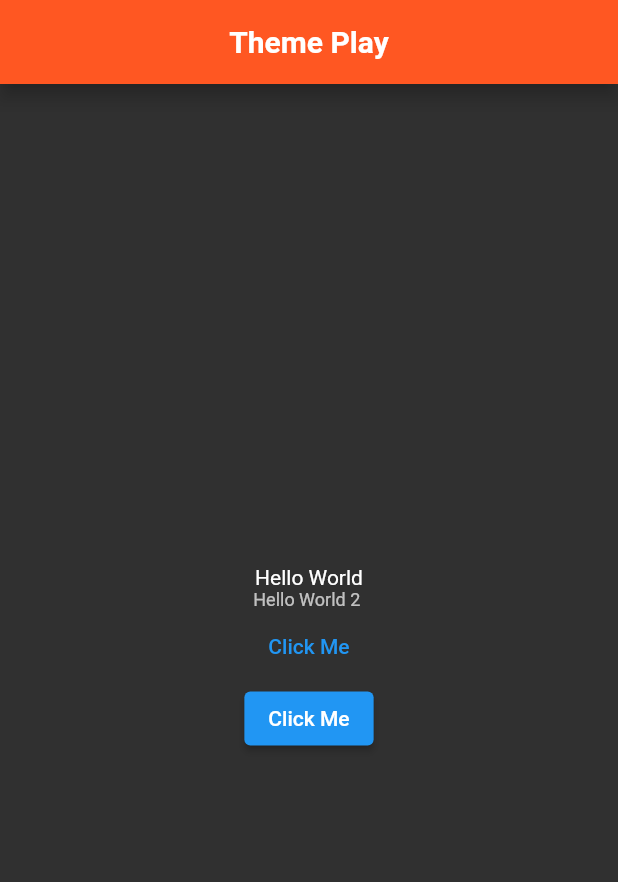
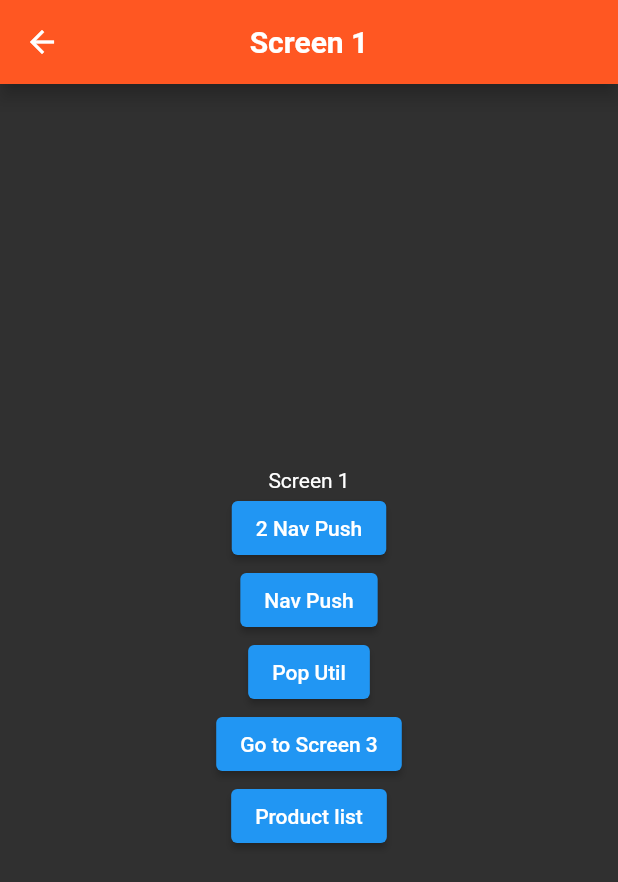
Before and after one commit to sajjadrahman56/Flutter-Journey, a Flutter app: the screen it shows after launch, on a phone screen of 412 x 824 dp. Shown: the top 882 px of the screen. Run offline on Flutter 3.47's test engine with Material 2 defaults, Android fonts, the phone set to English and light mode, and no system bars.

Commit message:
navigation used

```diff
--- a/Flutter-Projects/fl_cl6/lib/main.dart
+++ b/Flutter-Projects/fl_cl6/lib/main.dart
@@ -1,7 +1,9 @@
 import 'package:flutter/material.dart';
 
+import 'navigation-route/myApp.dart';
+
 void main() {
-  runApp(const MyApp());
+  runApp(const MyApp2());
 }
 
 class MyApp extends StatelessWidget {
--- /dev/null
+++ b/Flutter-Projects/fl_cl6/lib/navigation-route/myApp.dart
@@ -0,0 +1,83 @@
+import 'package:fl_cl6/navigation-route/screen1.dart';
+import 'package:fl_cl6/navigation-route/screen2.dart';
+import 'package:flutter/material.dart';
+
+class MyApp2 extends StatelessWidget {
+  const MyApp2({super.key});
+
+  // This widget is the root of your application.
+  @override
+  Widget build(BuildContext context) {
+    return MaterialApp(
+      title: 'Flutter Demo',
+      home: Screen1(),
+      themeMode: ThemeMode.dark,
+      darkTheme: ThemeData(
+        brightness: Brightness.dark,
+        appBarTheme: AppBarTheme(
+          shadowColor: Colors.black,
+          backgroundColor: Colors.deepOrange,
+          foregroundColor: Color.fromARGB(255, 255, 255, 255),
+          elevation: 5,
+          centerTitle: true,
+          titleTextStyle: TextStyle(
+            fontSize: 20,
+            fontWeight: FontWeight.bold,
+          ),
+        ),
+      ),
+      theme: ThemeData(
+        textTheme: TextTheme(
+          // by default textTheme is follow bodyMedium
+
+          bodyMedium: TextStyle(
+            fontSize: 20,
+            fontWeight: FontWeight.bold,
+          ),
+          bodySmall: TextStyle(
+            fontSize: 15,
+            fontWeight: FontWeight.bold,
+          ),
+        ),
+        appBarTheme: AppBarTheme(
+          shadowColor: Colors.black,
+          backgroundColor: Colors.pink,
+          foregroundColor: Colors.white,
+          elevation: 5,
+          centerTitle: true,
+          titleTextStyle: TextStyle(
+            fontSize: 20,
+            fontWeight: FontWeight.bold,
+          ),
+        ),
+        primaryColor: Colors.green,
+        elevatedButtonTheme: ElevatedButtonThemeData(
+          style: ElevatedButton.styleFrom(
+            foregroundColor: Colors.pink,
+            backgroundColor: Colors.yellow,
+            side: BorderSide(color: Colors.black, width: 2),
+            shape: RoundedRectangleBorder(
+                borderRadius: BorderRadius.circular(20.0)),
+            elevation: 5,
+          ),
+        ),
+        textButtonTheme: TextButtonThemeData(
+          style: TextButton.styleFrom(
+            foregroundColor: Colors.deepOrange,
+            backgroundColor: Color.fromARGB(255, 75, 33, 243),
+            side: BorderSide(color: Colors.black, width: 2),
+            shape: RoundedRectangleBorder(
+                borderRadius: BorderRadius.circular(8.0)),
+            elevation: 5,
+          ),
+        ),
+      ),
+      initialRoute: '/screen1',
+      routes: {
+        '/screen1': (context) => Screen1(),
+        '/screen2': (context) => Screen2(),
+        '/screen3': (context) => Screen3(),
+      },
+    );
+  }
+}
--- /dev/null
+++ b/Flutter-Projects/fl_cl6/lib/navigation-route/screen1.dart
@@ -0,0 +1,63 @@
+import 'package:fl_cl6/navigation-route/product_scree.dart';
+import 'package:fl_cl6/navigation-route/screen2.dart';
+import 'package:flutter/material.dart';
+import 'package:flutter/src/widgets/framework.dart';
+import 'package:flutter/src/widgets/placeholder.dart';
+
+class Screen1 extends StatelessWidget {
+  const Screen1({super.key});
+
+  @override
+  Widget build(BuildContext context) {
+    return Scaffold(
+      appBar: AppBar(
+        title: Text('Screen 1'),
+      ),
+      body: Center(
+        child: Column(
+          mainAxisAlignment: MainAxisAlignment.center,
+          children: [
+            Text('Screen 1'),
+            ElevatedButton(
+              onPressed: () {
+                //Navigator.pushNamed(context, '/screen2');
+                Navigator.push(context,
+                    MaterialPageRoute(builder: (context) => Screen2()));
+              },
+              child: Text('2 Nav Push'),
+            ),
+            ElevatedButton(
+              onPressed: () {
+                //Navigator.pushNamed(context, '/screen2');
+                Navigator.pushReplacement(context,
+                    MaterialPageRoute(builder: (context) => Screen2()));
+              },
+              child: Text('Nav Push'),
+            ),
+            ElevatedButton(
+                onPressed: () {
+                  Navigator.popUntil(context, (route) => true);
+                },
+                child: Text("Pop Util")),
+            ElevatedButton(
+              onPressed: () {
+                //Navigator.pushNamed(context, '/screen3');
+                Navigator.push(context,
+                    MaterialPageRoute(builder: (context) => Screen3()));
+              },
+              child: Text('Go to Screen 3'),
+            ),
+            ElevatedButton(
+              onPressed: () {
+                //Navigator.pushNamed(context, '/screen3');
+                Navigator.push(context,
+                    MaterialPageRoute(builder: (context) => ProductList1()));
+              },
+              child: Text('Product list'),
+            ),
+          ],
+        ),
+      ),
+    );
+  }
+}
```
Also changed, not shown: Flutter-Projects/fl_cl6/lib/navigation-route/product_scree.dart (added, +70 -0 lines), Flutter-Projects/fl_cl6/lib/navigation-route/screen2.dart (added, +82 -0 lines).
